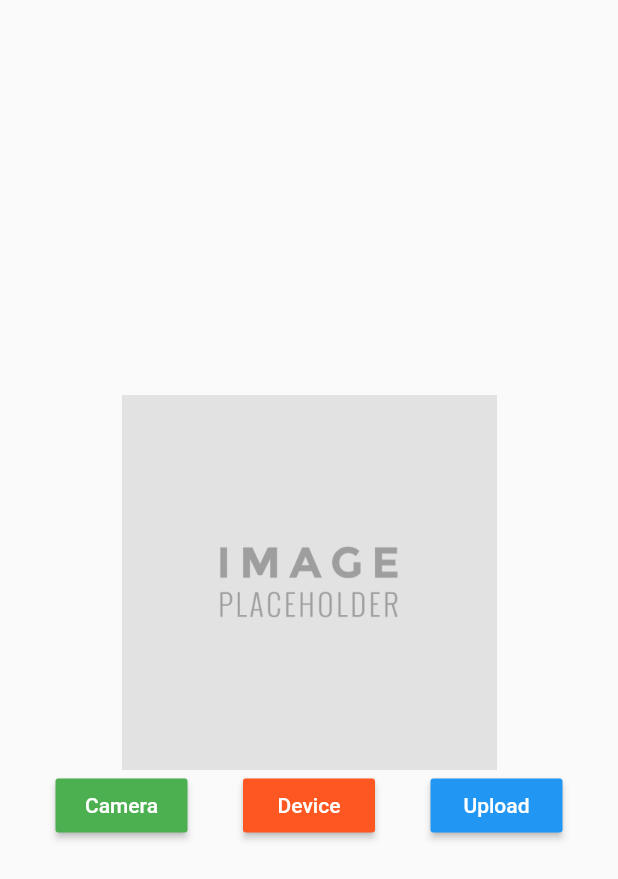
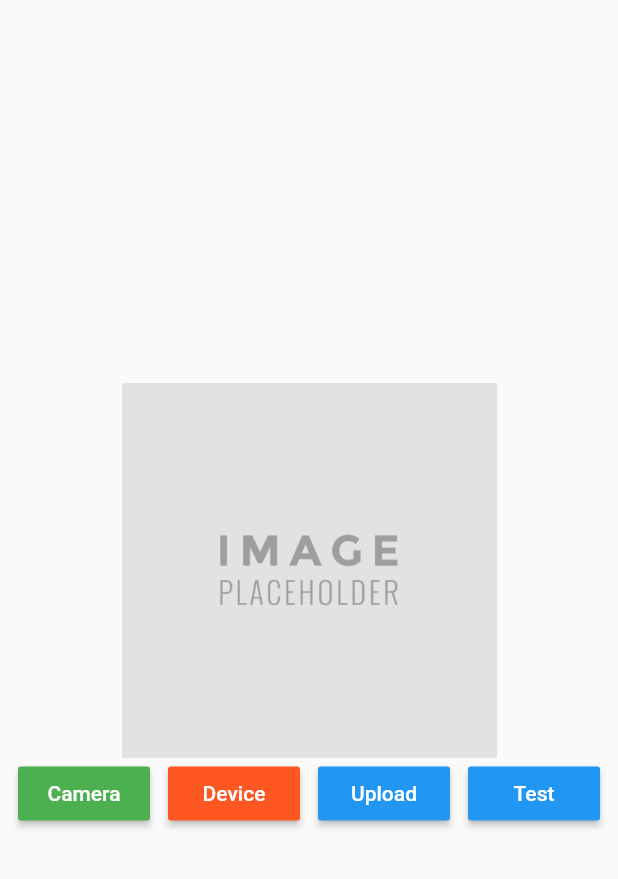
Before and after one commit to singhjagjot63/IMAGEUPLOAD, a Flutter app: the screen it shows after launch, after a tap on "Upload", on a phone screen of 412 x 824 dp. Shown: the top 879 px of the screen. Run offline on Flutter 3.47's test engine with Material 2 defaults, Android fonts, the phone set to English and light mode, and no system bars; our stand-ins replace image_cropper, image_picker; missing offline and left inert: dart:ffi.

Commit message:
Update main.dart

```diff
--- a/lib/main.dart
+++ b/lib/main.dart
@@ -1,4 +1,5 @@
 import 'dart:convert';
+import 'dart:ffi';
 import 'dart:io';
 import 'package:flutter/material.dart';
 import 'package:image_cropper/image_cropper.dart';
@@ -29,6 +30,7 @@ class MyHomePage extends StatefulWidget {
 
 class _MyHomePageState extends State<MyHomePage> {
   File _selectedFile;
+  String greetings = '';
   // static final String uploadEndPoint = 'http://192.168.137.1/saveFile.php';
   String status = "";
   bool _inProcess = false;
@@ -94,18 +96,28 @@ class _MyHomePageState extends State<MyHomePage> {
   }*/
 
   startUpload() async {
-    final uri = Uri.parse("http://192.168.137.1/upload_img.php");
+    final uri = Uri.parse("http://192.168.1.9:80/upload_image.php");
     var request = http.MultipartRequest('POST', uri);
     var pic = await http.MultipartFile.fromPath("image", _selectedFile.path);
+
     request.files.add(pic);
-    print('GGGGGGGGGGGGGGGGGGGGGGGGGGGGGGGGGGGGGGGGGGGGGGGGGGGGGGGGGGGGGGGGG');
+
     var response = await request.send();
-
+    print(response.statusCode);
     if (response.statusCode == 200) {
       print('Image Uploaded');
     } else {
       print('Image not uploaded');
     }
+  }
+
+  testing() async {
+    final response = await http.get('http://192.168.1.9:5000/');
+    final decoded = json.decode(response.body) as Map<String, dynamic>;
+    setState(() {
+      greetings = decoded['greetings'];
+    });
+    print(greetings);
   }
 
   /*upload(String fileName) {
@@ -158,8 +170,18 @@ class _MyHomePageState extends State<MyHomePage> {
                     onPressed: () {
                       startUpload();
                     }),
+                MaterialButton(
+                    color: Colors.blue,
+                    child: Text(
+                      "Test",
+                      style: TextStyle(color: Colors.white),
+                    ),
+                    onPressed: () {
+                      testing();
+                    }),
               ],
-            )
+            ),
+            Center(child: Text(greetings))
           ],
         ),
         (_inProcess)
```
